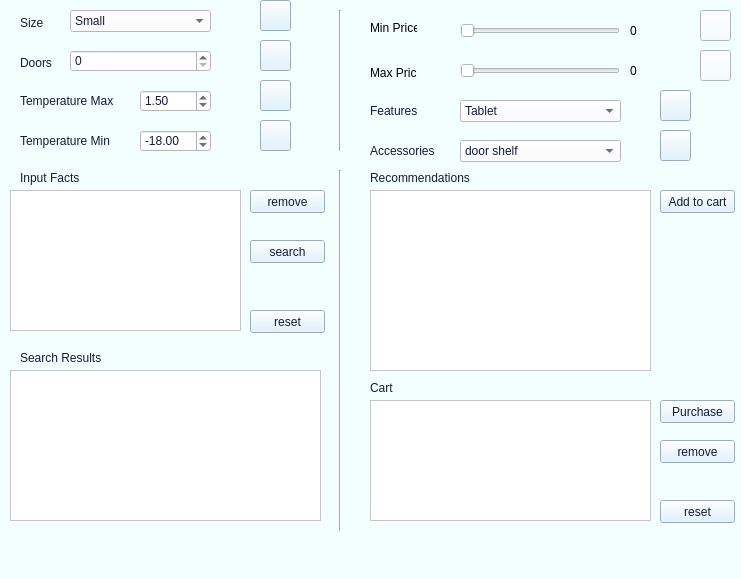
Old version of the form multi_agents.ui in the repository super-cinnamon/Tech-Agents-with-Experta.
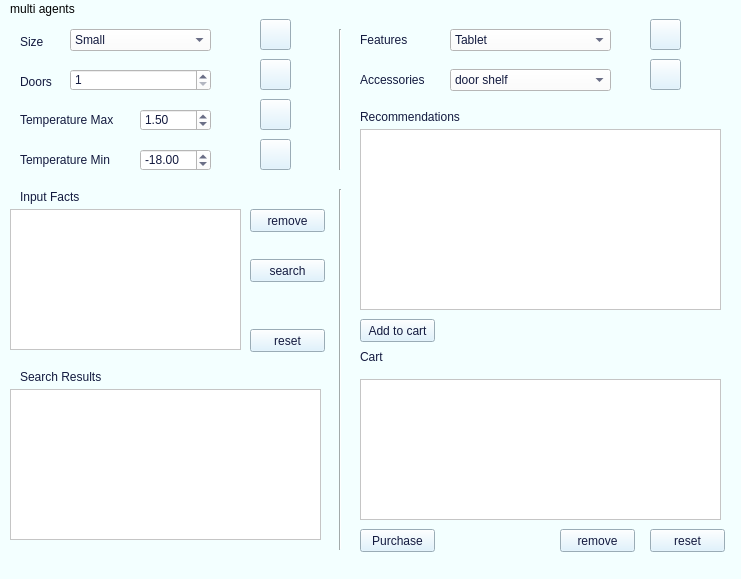
New version of the form. Icons and pictures are not drawn.

Diff of the .ui file:
```diff
--- a/multi_agents.ui
+++ b/multi_agents.ui
@@ -112,6 +112,9 @@
      <string notr="true">color: rgb(19, 26, 63);
 background-color: rgb(255, 255, 255);</string>
     </property>
+    <property name="minimum">
+     <number>1</number>
+    </property>
    </widget>
    <widget class="QLabel" name="label_4">
     <property name="geometry">
@@ -142,107 +145,11 @@
      <enum>Qt::Vertical</enum>
     </property>
    </widget>
-   <widget class="QSlider" name="min_price">
-    <property name="geometry">
-     <rect>
-      <x>460</x>
-      <y>20</y>
-      <width>160</width>
-      <height>22</height>
-     </rect>
-    </property>
-    <property name="layoutDirection">
-     <enum>Qt::LeftToRight</enum>
-    </property>
-    <property name="maximum">
-     <number>200000</number>
-    </property>
-    <property name="tracking">
-     <bool>true</bool>
-    </property>
-    <property name="orientation">
-     <enum>Qt::Horizontal</enum>
-    </property>
-    <property name="invertedAppearance">
-     <bool>false</bool>
-    </property>
-    <property name="invertedControls">
-     <bool>false</bool>
-    </property>
-   </widget>
-   <widget class="QSlider" name="max_price">
-    <property name="geometry">
-     <rect>
-      <x>460</x>
-      <y>60</y>
-      <width>160</width>
-      <height>22</height>
-     </rect>
-    </property>
-    <property name="maximum">
-     <number>1000000</number>
-    </property>
-    <property name="orientation">
-     <enum>Qt::Horizontal</enum>
-    </property>
-   </widget>
-   <widget class="QLabel" name="label_5">
-    <property name="geometry">
-     <rect>
-      <x>370</x>
-      <y>20</y>
-      <width>47</width>
-      <height>16</height>
-     </rect>
-    </property>
-    <property name="text">
-     <string>Min Price</string>
-    </property>
-   </widget>
-   <widget class="QLabel" name="label_6">
-    <property name="geometry">
-     <rect>
-      <x>370</x>
-      <y>63</y>
-      <width>47</width>
-      <height>20</height>
-     </rect>
-    </property>
-    <property name="text">
-     <string>Max Price</string>
-    </property>
-   </widget>
-   <widget class="QLabel" name="min_price_label">
-    <property name="geometry">
-     <rect>
-      <x>630</x>
-      <y>20</y>
-      <width>47</width>
-      <height>21</height>
-     </rect>
-    </property>
-    <property name="text">
-     <string>0</string>
-    </property>
-   </widget>
-   <widget class="QLabel" name="max_price_label">
-    <property name="geometry">
-     <rect>
-      <x>630</x>
-      <y>60</y>
-      <width>47</width>
-      <height>21</height>
-     </rect>
-    </property>
-    <property name="text">
-     <string>0</string>
-    </property>
-   </widget>
    <widget class="QLabel" name="label_7">
     <property name="geometry">
      <rect>
-      <x>370</x>
-      <y>100</y>
+      <x>360</x>
+      <y>10</y>
       <width>47</width>
       <height>21</height>
      </rect>
@@ -257,8 +164,8 @@
    <widget class="QComboBox" name="combo_features">
     <property name="geometry">
      <rect>
-      <x>460</x>
-      <y>100</y>
+      <x>450</x>
+      <y>10</y>
       <width>161</width>
       <height>22</height>
      </rect>
@@ -410,8 +317,8 @@
    <widget class="QLabel" name="label_10">
     <property name="geometry">
      <rect>
-      <x>370</x>
-      <y>170</y>
+      <x>360</x>
+      <y>90</y>
       <width>111</width>
       <height>16</height>
      </rect>
@@ -426,8 +333,8 @@
    <widget class="QPushButton" name="add_to_cart">
     <property name="geometry">
      <rect>
-      <x>660</x>
-      <y>190</y>
+      <x>360</x>
+      <y>300</y>
       <width>75</width>
       <height>23</height>
      </rect>
@@ -443,8 +350,8 @@
    <widget class="QLabel" name="label_11">
     <property name="geometry">
      <rect>
-      <x>370</x>
-      <y>380</y>
+      <x>360</x>
+      <y>330</y>
       <width>47</width>
       <height>16</height>
      </rect>
@@ -459,8 +366,8 @@
    <widget class="QPushButton" name="purchase">
     <property name="geometry">
      <rect>
-      <x>660</x>
-      <y>400</y>
+      <x>360</x>
+      <y>510</y>
       <width>75</width>
       <height>23</height>
      </rect>
@@ -476,8 +383,8 @@
    <widget class="QPushButton" name="remove_from_cart">
     <property name="geometry">
      <rect>
-      <x>660</x>
-      <y>440</y>
+      <x>560</x>
+      <y>510</y>
       <width>75</width>
       <height>23</height>
      </rect>
@@ -493,8 +400,8 @@
    <widget class="QPushButton" name="reset_cart">
     <property name="geometry">
      <rect>
-      <x>660</x>
-      <y>500</y>
+      <x>650</x>
+      <y>510</y>
       <width>75</width>
       <height>23</height>
      </rect>
@@ -510,8 +417,8 @@
    <widget class="QComboBox" name="combo_accessories">
     <property name="geometry">
      <rect>
-      <x>460</x>
-      <y>140</y>
+      <x>450</x>
+      <y>50</y>
       <width>161</width>
       <height>22</height>
      </rect>
@@ -554,8 +461,8 @@
    <widget class="QLabel" name="label_12">
     <property name="geometry">
      <rect>
-      <x>370</x>
-      <y>140</y>
+      <x>360</x>
+      <y>50</y>
       <width>71</width>
       <height>21</height>
      </rect>
@@ -647,45 +554,11 @@
       <normaloff>button_icons/add.png</normaloff>button_icons/add.png</iconset>
     </property>
    </widget>
-   <widget class="QPushButton" name="add_min_price">
-    <property name="geometry">
-     <rect>
-      <x>700</x>
-      <y>10</y>
-      <width>31</width>
-      <height>31</height>
-     </rect>
-    </property>
-    <property name="text">
-     <string/>
-    </property>
-    <property name="icon">
-     <iconset>
-      <normaloff>button_icons/add.png</normaloff>button_icons/add.png</iconset>
-    </property>
-   </widget>
-   <widget class="QPushButton" name="add_max_price">
-    <property name="geometry">
-     <rect>
-      <x>700</x>
-      <y>50</y>
-      <width>31</width>
-      <height>31</height>
-     </rect>
-    </property>
-    <property name="text">
-     <string/>
-    </property>
-    <property name="icon">
-     <iconset>
-      <normaloff>button_icons/add.png</normaloff>button_icons/add.png</iconset>
-    </property>
-   </widget>
    <widget class="QPushButton" name="add_feature">
     <property name="geometry">
      <rect>
-      <x>660</x>
-      <y>90</y>
+      <x>650</x>
+      <y>0</y>
       <width>31</width>
       <height>31</height>
      </rect>
@@ -704,8 +577,8 @@
    <widget class="QPushButton" name="add_accessory">
     <property name="geometry">
      <rect>
-      <x>660</x>
-      <y>130</y>
+      <x>650</x>
+      <y>40</y>
       <width>31</width>
       <height>31</height>
      </rect>
@@ -724,9 +597,9 @@
    <widget class="QTableView" name="shop_results">
     <property name="geometry">
      <rect>
-      <x>370</x>
-      <y>190</y>
-      <width>281</width>
+      <x>360</x>
+      <y>110</y>
+      <width>361</width>
       <height>181</height>
      </rect>
     </property>
@@ -738,10 +611,10 @@
    <widget class="QTableView" name="cart">
     <property name="geometry">
      <rect>
-      <x>370</x>
-      <y>400</y>
-      <width>281</width>
-      <height>121</height>
+      <x>360</x>
+      <y>360</y>
+      <width>361</width>
+      <height>141</height>
      </rect>
     </property>
     <property name="styleSheet">
@@ -814,6 +687,12 @@
      <height>21</height>
     </rect>
    </property>
+   <widget class="QMenu" name="menumulti_agents">
+    <property name="title">
+     <string>multi agents</string>
+    </property>
+   </widget>
+   <addaction name="menumulti_agents"/>
   </widget>
   <widget class="QStatusBar" name="statusbar"/>
  </widget>
```
